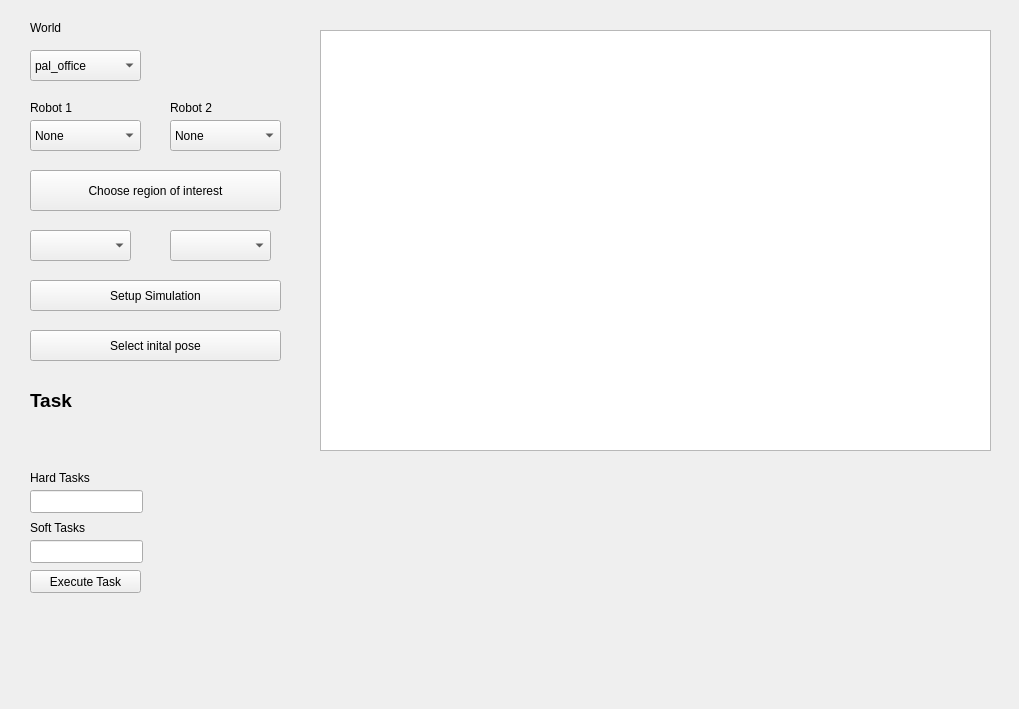
The window that rqt_simulation/resource/SimulationPlugin.ui (KTH-SML/CodeRepositoryTCST) describes before a commit, drawn with Qt 5.
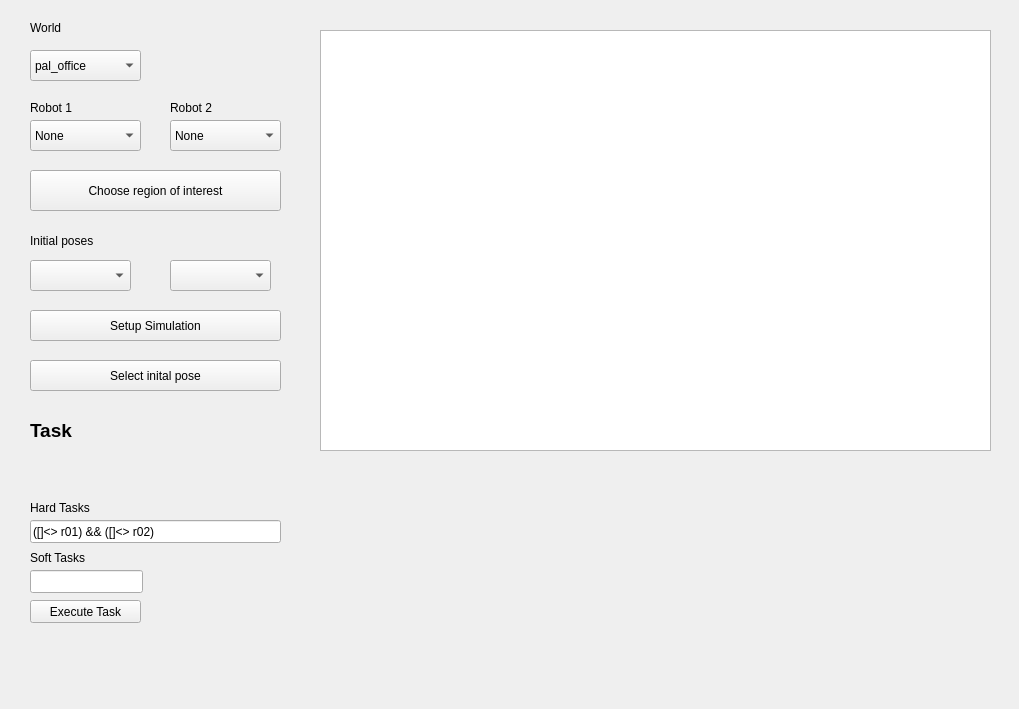
The same window after the commit.

What changed in the file:
```diff
--- a/rqt_simulation/resource/SimulationPlugin.ui
+++ b/rqt_simulation/resource/SimulationPlugin.ui
@@ -146,7 +146,7 @@
    <property name="geometry">
     <rect>
      <x>30</x>
-     <y>390</y>
+     <y>420</y>
      <width>71</width>
      <height>21</height>
     </rect>
@@ -179,17 +179,20 @@
    <property name="geometry">
     <rect>
      <x>30</x>
-     <y>490</y>
-     <width>113</width>
+     <y>520</y>
+     <width>251</width>
      <height>23</height>
     </rect>
    </property>
+   <property name="text">
+    <string>([]&lt;&gt; r01) &amp;&amp; ([]&lt;&gt; r02)</string>
+   </property>
   </widget>
   <widget class="QPushButton" name="button_setup">
    <property name="geometry">
     <rect>
      <x>30</x>
-     <y>280</y>
+     <y>310</y>
      <width>251</width>
      <height>31</height>
     </rect>
@@ -202,7 +205,7 @@
    <property name="geometry">
     <rect>
      <x>30</x>
-     <y>470</y>
+     <y>500</y>
      <width>101</width>
      <height>16</height>
     </rect>
@@ -215,7 +218,7 @@
    <property name="geometry">
     <rect>
      <x>30</x>
-     <y>540</y>
+     <y>570</y>
      <width>113</width>
      <height>23</height>
     </rect>
@@ -228,7 +231,7 @@
    <property name="geometry">
     <rect>
      <x>30</x>
-     <y>520</y>
+     <y>550</y>
      <width>101</width>
      <height>16</height>
     </rect>
@@ -241,7 +244,7 @@
    <property name="geometry">
     <rect>
      <x>30</x>
-     <y>570</y>
+     <y>600</y>
      <width>111</width>
      <height>23</height>
     </rect>
@@ -254,7 +257,7 @@
    <property name="geometry">
     <rect>
      <x>30</x>
-     <y>330</y>
+     <y>360</y>
      <width>251</width>
      <height>31</height>
     </rect>
@@ -277,7 +280,7 @@
    <property name="geometry">
     <rect>
      <x>30</x>
-     <y>230</y>
+     <y>260</y>
      <width>101</width>
      <height>31</height>
     </rect>
@@ -287,12 +290,25 @@
    <property name="geometry">
     <rect>
      <x>170</x>
-     <y>230</y>
+     <y>260</y>
      <width>101</width>
      <height>31</height>
     </rect>
    </property>
   </widget>
+  <widget class="QLabel" name="label_7">
+   <property name="geometry">
+    <rect>
+     <x>30</x>
+     <y>220</y>
+     <width>91</width>
+     <height>41</height>
+    </rect>
+   </property>
+   <property name="text">
+    <string>Initial poses</string>
+   </property>
+  </widget>
  </widget>
  <resources/>
  <connections/>
```
